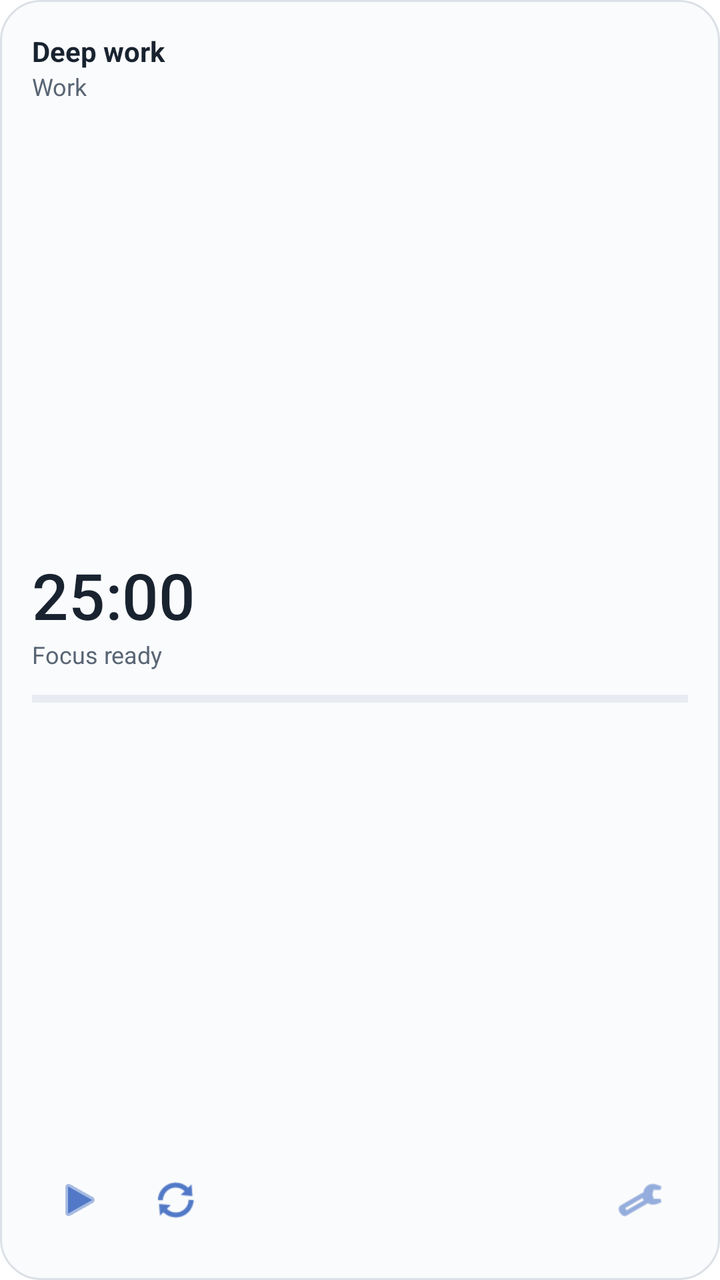
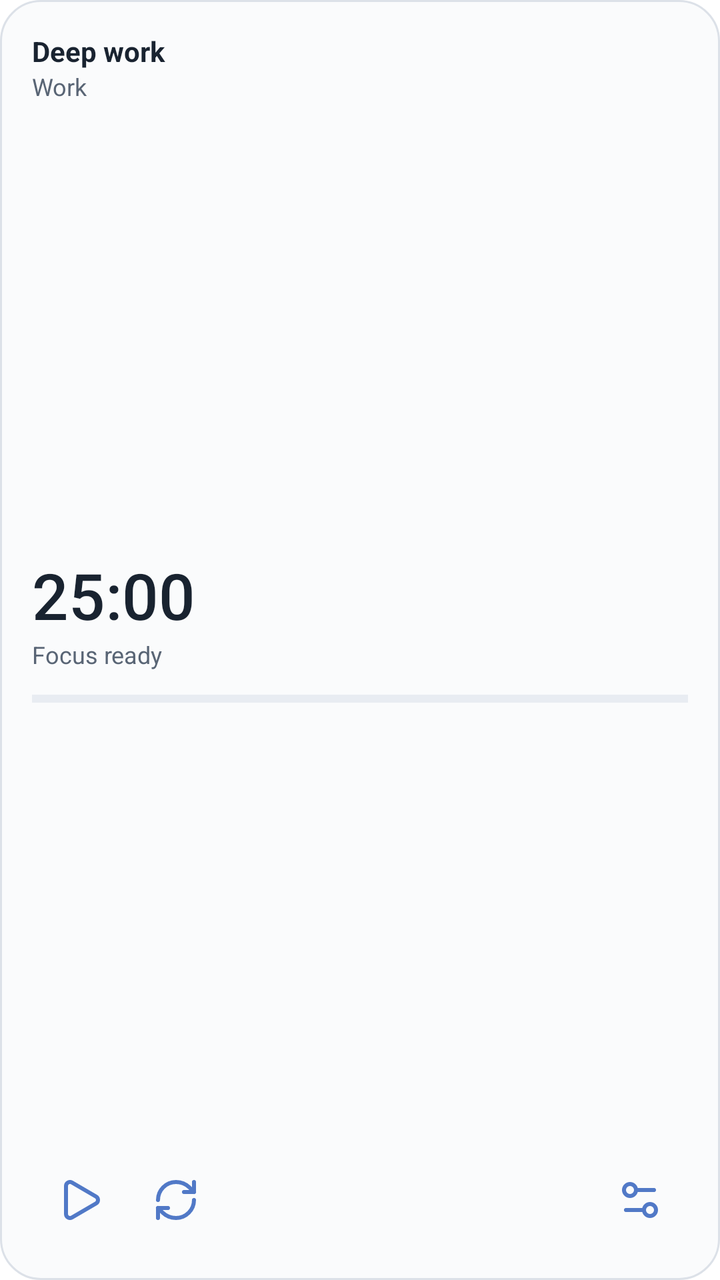

Screens rendered from an Android XML layout before and after an edit, with the pre-edit source and the edit as a unified diff.
<!-- AndroidManifest.xml: application theme Theme.nerva -->
<!-- res/layout/widget_preview_focus.xml -->
<LinearLayout xmlns:android="http://schemas.android.com/apk/res/android"
    android:layout_width="match_parent" android:layout_height="match_parent" android:orientation="vertical"
    android:padding="16dp" android:background="@drawable/widget_surface_light">
    <TextView android:layout_width="match_parent" android:layout_height="wrap_content" android:text="Deep work" android:textSize="14sp" android:textStyle="bold" android:textColor="#192330" />
    <TextView android:layout_width="match_parent" android:layout_height="wrap_content" android:text="Work" android:textSize="12sp" android:textColor="#596575" />
    <LinearLayout android:layout_width="match_parent" android:layout_height="0dp" android:layout_weight="1" android:orientation="vertical" android:gravity="center_vertical">
        <TextView android:layout_width="match_parent" android:layout_height="wrap_content" android:text="25:00" android:textSize="32sp" android:fontFamily="sans-serif-medium" android:textColor="#192330" />
        <TextView android:layout_width="match_parent" android:layout_height="wrap_content" android:text="Focus ready" android:textSize="12sp" android:textColor="#596575" />
        <ProgressBar style="?android:attr/progressBarStyleHorizontal" android:layout_width="match_parent" android:layout_height="4dp" android:layout_marginTop="12dp" android:progress="0" android:progressTint="#5179C7" android:progressBackgroundTint="#B3C0D3" />
    </LinearLayout>
    <LinearLayout android:layout_width="match_parent" android:layout_height="48dp" android:gravity="center_vertical">
        <ImageView android:layout_width="48dp" android:layout_height="48dp" android:padding="12dp" android:src="@android:drawable/ic_media_play" android:tint="#5179C7" android:contentDescription="Start session" />
        <ImageView android:layout_width="48dp" android:layout_height="48dp" android:padding="12dp" android:src="@android:drawable/ic_popup_sync" android:tint="#5179C7" android:contentDescription="Refresh widget" />
        <TextView android:layout_width="0dp" android:layout_height="1dp" android:layout_weight="1" />
        <ImageView android:layout_width="48dp" android:layout_height="48dp" android:padding="12dp" android:src="@android:drawable/ic_menu_preferences" android:tint="#5179C7" android:contentDescription="Configure widget" />
    </LinearLayout>
</LinearLayout>
<!-- resources referenced by this layout -->
<resources>
  <!-- drawable widget_surface_light (drawable) -->
  <shape xmlns:android="http://schemas.android.com/apk/res/android">
      <solid android:color="#FAFBFC" />
      <stroke android:width="1dp" android:color="#DCE1E8" />
      <corners android:radius="20dp" />
  </shape>
  <style name="Theme.nerva" parent="Theme.MaterialComponents.DayNight.NoActionBar">
          
      </style>
</resources>

<!-- the commit's change to res/layout/widget_preview_focus.xml (unified diff, before → after) -->
@@ -9,9 +9,9 @@
         <ProgressBar style="?android:attr/progressBarStyleHorizontal" android:layout_width="match_parent" android:layout_height="4dp" android:layout_marginTop="12dp" android:progress="0" android:progressTint="#5179C7" android:progressBackgroundTint="#B3C0D3" />
     </LinearLayout>
     <LinearLayout android:layout_width="match_parent" android:layout_height="48dp" android:gravity="center_vertical">
-        <ImageView android:layout_width="48dp" android:layout_height="48dp" android:padding="12dp" android:src="@android:drawable/ic_media_play" android:tint="#5179C7" android:contentDescription="Start session" />
-        <ImageView android:layout_width="48dp" android:layout_height="48dp" android:padding="12dp" android:src="@android:drawable/ic_popup_sync" android:tint="#5179C7" android:contentDescription="Refresh widget" />
+        <ImageView android:layout_width="48dp" android:layout_height="48dp" android:padding="12dp" android:src="@drawable/widget_ic_play" android:tint="#5179C7" android:contentDescription="Start session" />
+        <ImageView android:layout_width="48dp" android:layout_height="48dp" android:padding="12dp" android:src="@drawable/widget_ic_refresh" android:tint="#5179C7" android:contentDescription="Refresh widget" />
         <TextView android:layout_width="0dp" android:layout_height="1dp" android:layout_weight="1" />
-        <ImageView android:layout_width="48dp" android:layout_height="48dp" android:padding="12dp" android:src="@android:drawable/ic_menu_preferences" android:tint="#5179C7" android:contentDescription="Configure widget" />
+        <ImageView android:layout_width="48dp" android:layout_height="48dp" android:padding="12dp" android:src="@drawable/widget_ic_configure" android:tint="#5179C7" android:contentDescription="Configure widget" />
     </LinearLayout>
 </LinearLayout>
<!-- resource entries referenced after the edit -->
@@ -1,5 +1,23 @@
 <!-- resources referenced by this layout -->
 <resources>
+  <!-- drawable widget_ic_configure (drawable) -->
+  <vector xmlns:android="http://schemas.android.com/apk/res/android" android:width="24dp" android:height="24dp" android:viewportWidth="24" android:viewportHeight="24">
+      <path android:pathData="M14 17H5" android:fillColor="@android:color/transparent" android:strokeColor="#5179C7" android:strokeWidth="2" android:strokeLineCap="round" android:strokeLineJoin="round" />
+      <path android:pathData="M19 7h-9" android:fillColor="@android:color/transparent" android:strokeColor="#5179C7" android:strokeWidth="2" android:strokeLineCap="round" android:strokeLineJoin="round" />
+      <path android:pathData="M14,17 a3,3 0 1,0 6,0 a3,3 0 1,0 -6,0" android:fillColor="@android:color/transparent" android:strokeColor="#5179C7" android:strokeWidth="2" android:strokeLineCap="round" android:strokeLineJoin="round" />
+      <path android:pathData="M4,7 a3,3 0 1,0 6,0 a3,3 0 1,0 -6,0" android:fillColor="@android:color/transparent" android:strokeColor="#5179C7" android:strokeWidth="2" android:strokeLineCap="round" android:strokeLineJoin="round" />
+  </vector>
+  <!-- drawable widget_ic_play (drawable) -->
+  <vector xmlns:android="http://schemas.android.com/apk/res/android" android:width="24dp" android:height="24dp" android:viewportWidth="24" android:viewportHeight="24">
+      <path android:pathData="M5 5a2 2 0 0 1 3.008-1.728l11.997 6.998a2 2 0 0 1 .003 3.458l-12 7A2 2 0 0 1 5 19z" android:fillColor="@android:color/transparent" android:strokeColor="#5179C7" android:strokeWidth="2" android:strokeLineCap="round" android:strokeLineJoin="round" />
+  </vector>
+  <!-- drawable widget_ic_refresh (drawable) -->
+  <vector xmlns:android="http://schemas.android.com/apk/res/android" android:width="24dp" android:height="24dp" android:viewportWidth="24" android:viewportHeight="24">
+      <path android:pathData="M3 12a9 9 0 0 1 9-9 9.75 9.75 0 0 1 6.74 2.74L21 8" android:fillColor="@android:color/transparent" android:strokeColor="#5179C7" android:strokeWidth="2" android:strokeLineCap="round" android:strokeLineJoin="round" />
+      <path android:pathData="M21 3v5h-5" android:fillColor="@android:color/transparent" android:strokeColor="#5179C7" android:strokeWidth="2" android:strokeLineCap="round" android:strokeLineJoin="round" />
+      <path android:pathData="M21 12a9 9 0 0 1-9 9 9.75 9.75 0 0 1-6.74-2.74L3 16" android:fillColor="@android:color/transparent" android:strokeColor="#5179C7" android:strokeWidth="2" android:strokeLineCap="round" android:strokeLineJoin="round" />
+      <path android:pathData="M8 16H3v5" android:fillColor="@android:color/transparent" android:strokeColor="#5179C7" android:strokeWidth="2" android:strokeLineCap="round" android:strokeLineJoin="round" />
+  </vector>
   <!-- drawable widget_surface_light (drawable) -->
   <shape xmlns:android="http://schemas.android.com/apk/res/android">
       <solid android:color="#FAFBFC" />
